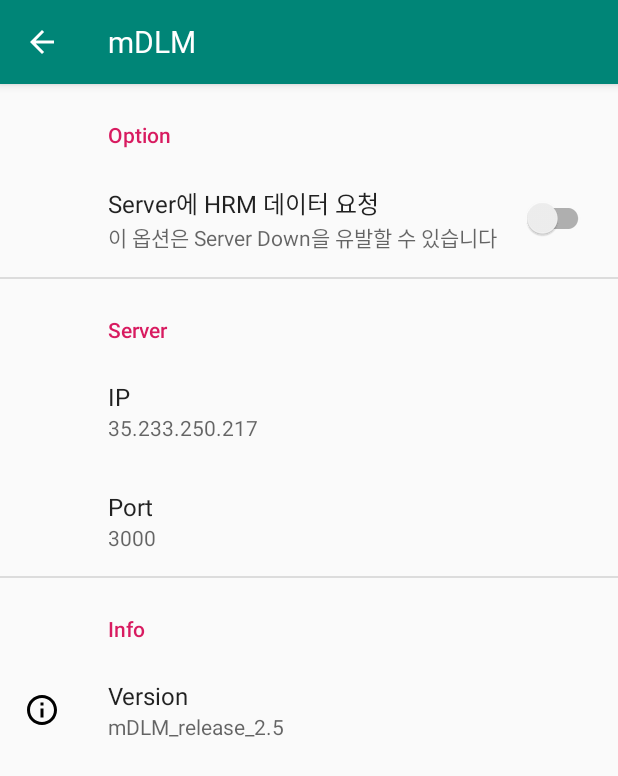
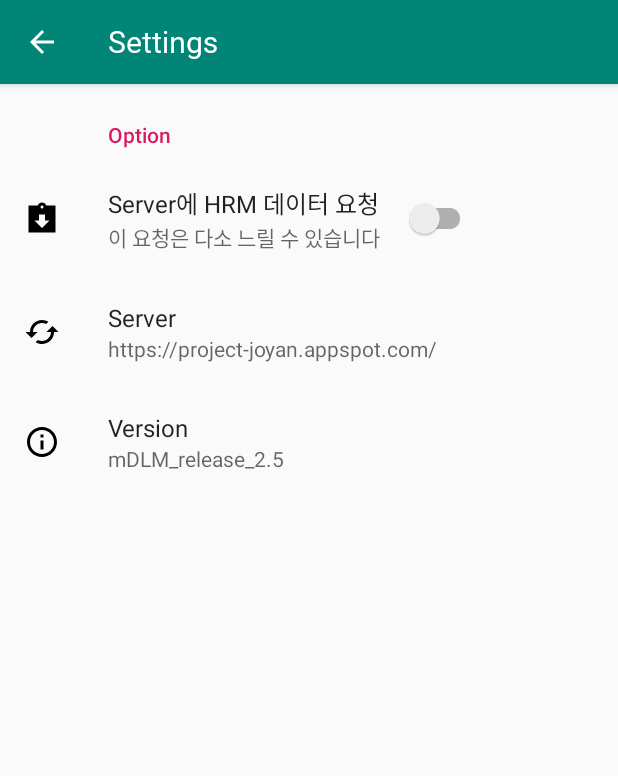
Before and after one commit to rlatmfrl24/DLM, an Android app: the screen it shows after launch (ActionActivity before the commit, SettingsActivity after it), in the options menu, after a tap on "Settings", on a phone screen of 412 x 824 dp. Shown: the top 776 px of the screen. Run offline under Robolectric (Android 15) with nearby library versions, the phone set to English and light mode, and no system bars; our stand-ins replace androidx.preference; libraries missing offline, so code that uses them is left out: com.pnikosis.materialishprogress; 2 statements that could not run were skipped.

Commit message:
1. DLM  서버 주소 변경 2. mDLM Action동작들 Fragment에서 Activity로 변경 3. sDLM puppeteer 동작을 위한 설정 변경 4. mDLM UI 일부 변경

```diff
--- a/DLM/src/main/RestClient.java
+++ b/DLM/src/main/RestClient.java
@@ -23,7 +23,8 @@ import util.hd.Gallery;
 public class RestClient {
 
 	//private static String sdlm_url = "http://localhost:3000/db/test";
-	private static String sdlm_url = "http://35.233.250.217:3000/db/";
+	//private static String sdlm_url = "http://35.233.250.217:3000/db/";
+	private static String sdlm_url = "https://project-joyan.appspot.com/db/";
 
 	public JsonObject makeSelectJSON(String tbname, String column, String where_value){
 		JsonObject json_query = new JsonObject();
--- a/mDLM/app/src/main/java/com/soulkey/mdlm/Activity/ActionActivity.java
+++ /dev/null
@@ -1,47 +0,0 @@
-package com.soulkey.mdlm.Activity;
-
-import android.content.Intent;
-import android.os.Bundle;
-import android.support.v4.app.FragmentManager;
-import android.support.v4.app.FragmentTransaction;
-import android.support.v7.app.AppCompatActivity;
-import android.view.MenuItem;
-
-import com.soulkey.mdlm.Fragment.BookmarkFragment;
-import com.soulkey.mdlm.Fragment.SettingFragment;
-import com.soulkey.mdlm.R;
-
-public class ActionActivity extends AppCompatActivity {
-
-    private Intent intent;
-
-    @Override
-    protected void onCreate(Bundle savedInstanceState) {
-        super.onCreate(savedInstanceState);
-        setContentView(R.layout.activity_action);
-
-        FragmentManager fragmentManager = getSupportFragmentManager();
-        FragmentTransaction fragmentTransaction = fragmentManager.beginTransaction();
-        intent = getIntent();
-        String action = intent.getStringExtra("action");
-        switch (action){
-            case "bookmark":
-                fragmentTransaction.replace(R.id.action_container, BookmarkFragment.newInstance());
-                break;
-            case "setting":
-                fragmentTransaction.replace(R.id.action_container, SettingFragment.newInstance());
-                break;
-        }
-        fragmentTransaction.commit();
-    }
-
-    @Override
-    public boolean onOptionsItemSelected(MenuItem item) {
-        switch (item.getItemId()){
-            case android.R.id.home:
-                onBackPressed();
-                return true;
-        }
-        return super.onOptionsItemSelected(item);
-    }
-}
--- a/mDLM/app/src/main/java/com/soulkey/mdlm/Activity/MainActivity.java
+++ b/mDLM/app/src/main/java/com/soulkey/mdlm/Activity/MainActivity.java
@@ -33,6 +33,8 @@ public class MainActivity extends AppCompatActivity {
     private Snackbar snk;
     private SharedPreferences preferences;
     private ViewPager mViewPager;
+    private TabLayout mTabLayout;
+    private Toolbar mToolbar;
     private boolean hrm_request;
 
     @Override
@@ -41,18 +43,20 @@ public class MainActivity extends AppCompatActivity {
         setContentView(R.layout.activity_main);
 
         mViewPager = (ViewPager) findViewById(R.id.container);
-        Toolbar toolbar = (Toolbar) findViewById(R.id.toolbar);
-        TabLayout tabLayout = (TabLayout) findViewById(R.id.tabs);
+        mToolbar = (Toolbar) findViewById(R.id.toolbar);
+        mTabLayout = (TabLayout) findViewById(R.id.tabs);
         fab = (FloatingActionButton) findViewById(R.id.fab);
         snk = Snackbar.make(fab, R.string.msg_loading_server, Snackbar.LENGTH_INDEFINITE);
 
-        setSupportActionBar(toolbar);
+        setSupportActionBar(mToolbar);
+        getSupportActionBar().setDisplayShowTitleEnabled(false);
         preferences = PreferenceManager.getDefaultSharedPreferences(MainActivity.this);
+
         mSectionsPagerAdapter = new SectionsPagerAdapter(getSupportFragmentManager());
         mViewPager.setAdapter(mSectionsPagerAdapter);
         mViewPager.setOffscreenPageLimit(2);
-        mViewPager.addOnPageChangeListener(new TabLayout.TabLayoutOnPageChangeListener(tabLayout));
-        tabLayout.addOnTabSelectedListener(new TabLayout.ViewPagerOnTabSelectedListener(mViewPager));
+        mViewPager.addOnPageChangeListener(new TabLayout.TabLayoutOnPageChangeListener(mTabLayout));
+        mTabLayout.addOnTabSelectedListener(new TabLayout.ViewPagerOnTabSelectedListener(mViewPager));
 
         fab.setOnClickListener(new View.OnClickListener() {
             @Override
@@ -112,16 +116,17 @@ public class MainActivity extends AppCompatActivity {
     @Override
     public boolean onOptionsItemSelected(MenuItem item) {
         int id = item.getItemId();
-        Intent intent =  new Intent(this, ActionActivity.class);
-        if (id == R.id.action_settings) {
-            intent.putExtra("action", "setting");
-            startActivity(intent);
-            return true;
-        }else if(id == R.id.action_bookmark){
-            intent.putExtra("action", "bookmark");
-            startActivity(intent);
-            return true;
+        Intent intent = new Intent();
+
+        switch (id){
+            case R.id.action_bookmark:
+                intent =  new Intent(this, BookmarkActivity.class);
+                break;
+            case R.id.action_settings:
+                intent =  new Intent(this, SettingsActivity.class);
+                break;
         }
+        startActivity(intent);
         return super.onOptionsItemSelected(item);
     }
 
--- /dev/null
+++ b/mDLM/app/src/main/java/com/soulkey/mdlm/Activity/SettingsActivity.java
@@ -0,0 +1,47 @@
+package com.soulkey.mdlm.Activity;
+
+import android.os.Bundle;
+import android.support.annotation.Nullable;
+import android.support.v7.app.AppCompatActivity;
+import android.support.v7.preference.PreferenceFragmentCompat;
+import android.support.v7.widget.Toolbar;
+import android.view.MenuItem;
+
+import com.soulkey.mdlm.R;
+
+public class SettingsActivity extends AppCompatActivity {
+
+    Toolbar mToolbar;
+
+    @Override
+    protected void onCreate(@Nullable Bundle savedInstanceState) {
+        super.onCreate(savedInstanceState);
+        setContentView(R.layout.activity_settings);
+        mToolbar = findViewById(R.id.toolbar_settings);
+        setSupportActionBar(mToolbar);
+        getSupportActionBar().setDisplayHomeAsUpEnabled(true);
+        getSupportFragmentManager().beginTransaction().replace(R.id.container_settings, SettingsFragment.newInstance()).commit();
+    }
+
+    @Override
+    public boolean onOptionsItemSelected(MenuItem item) {
+        switch (item.getItemId()){
+            case android.R.id.home:
+                onBackPressed();
+                return true;
+        }
+        return super.onOptionsItemSelected(item);
+    }
+
+    public static class SettingsFragment extends PreferenceFragmentCompat {
+
+        public static SettingsFragment newInstance(){
+            return new SettingsFragment();
+        }
+
+        @Override
+        public void onCreatePreferences(Bundle bundle, String s) {
+            setPreferencesFromResource(R.xml.preference, s);
+        }
+    }
+}
--- a/mDLM/app/src/main/java/com/soulkey/mdlm/Fragment/SettingFragment.java
+++ /dev/null
@@ -1,28 +0,0 @@
-package com.soulkey.mdlm.Fragment;
-
-import android.os.Bundle;
-import android.support.v7.preference.ListPreference;
-import android.support.v7.preference.PreferenceCategory;
-import android.support.v7.preference.PreferenceFragmentCompat;
-import android.support.v7.preference.PreferenceScreen;
-import android.view.Menu;
-import android.view.MenuInflater;
-
-import com.soulkey.mdlm.R;
-
-public class SettingFragment extends PreferenceFragmentCompat {
-
-    private ListPreference mListPreference;
-
-    public SettingFragment(){
-    }
-
-    public static SettingFragment newInstance(){
-        return new SettingFragment();
-    }
-
-    @Override
-    public void onCreatePreferences(Bundle bundle, String s) {
-        addPreferencesFromResource(R.xml.preference);
-    }
-}
--- a/mDLM/app/src/main/res/layout/activity_action.xml
+++ /dev/null
@@ -1,9 +0,0 @@
-<?xml version="1.0" encoding="utf-8"?>
-<android.support.constraint.ConstraintLayout
-    xmlns:android="http://schemas.android.com/apk/res/android"
-    android:id="@+id/action_container"
-    android:theme="@android:style/Theme.NoTitleBar"
-    android:layout_width="match_parent"
-    android:layout_height="match_parent">
-
-</android.support.constraint.ConstraintLayout>
--- /dev/null
+++ b/mDLM/app/src/main/res/layout/activity_settings.xml
@@ -0,0 +1,32 @@
+<?xml version="1.0" encoding="utf-8"?>
+
+<android.support.design.widget.CoordinatorLayout
+    xmlns:android="http://schemas.android.com/apk/res/android"
+    xmlns:app="http://schemas.android.com/apk/res-auto"
+    android:layout_width="match_parent"
+    android:layout_height="match_parent"
+    android:fitsSystemWindows="true">
+
+    <android.support.design.widget.AppBarLayout
+        android:id="@+id/appbar_settings"
+        android:layout_width="match_parent"
+        android:layout_height="wrap_content"
+        android:theme="@style/AppTheme.AppBarOverlay">
+
+        <android.support.v7.widget.Toolbar
+            android:id="@+id/toolbar_settings"
+            android:layout_width="match_parent"
+            android:layout_height="?attr/actionBarSize"
+            android:layout_weight="1"
+            android:background="?attr/colorPrimary"
+            app:popupTheme="@style/AppTheme.PopupOverlay"
+            app:title="@string/action_settings"/>
+    </android.support.design.widget.AppBarLayout>
+
+    <android.support.constraint.ConstraintLayout
+        android:id="@+id/container_settings"
+        android:layout_width="match_parent"
+        android:layout_height="match_parent"
+        app:layout_behavior="@string/appbar_scrolling_view_behavior"/>
+
+</android.support.design.widget.CoordinatorLayout>
--- a/mDLM/app/src/main/res/values/dimens.xml
+++ b/mDLM/app/src/main/res/values/dimens.xml
@@ -4,4 +4,5 @@
     <dimen name="activity_vertical_margin">16dp</dimen>
     <dimen name="fab_margin">16dp</dimen>
     <dimen name="appbar_padding_top">8dp</dimen>
+    <dimen name="appbar_text_size">20dp</dimen>
 </resources>
--- a/mDLM/app/src/main/res/values/strings.xml
+++ b/mDLM/app/src/main/res/values/strings.xml
@@ -8,10 +8,9 @@
     <string name="action_bookmark">Bookmark</string>
     <string name="pref_option_title">Option</string>
     <string name="pref_hrm_option_title">Server에 HRM 데이터 요청</string>
-    <string name="pref_hrm_option_desp">이 옵션은 Server Down을 유발할 수 있습니다</string>
+    <string name="pref_hrm_option_desp">이 요청은 다소 느릴 수 있습니다</string>
     <string name="pref_server_title">Server</string>
-    <string name="pref_server_ip_title">IP</string>
-    <string name="pref_server_port_title">Port</string>
+    <string name="pref_server_address">https://project-joyan.appspot.com/</string>
     <string name="pref_info_title">Info</string>
     <string name="pref_version_title">Version</string>
     <string name="pref_version_desp">mDLM_release_2.5</string>
--- a/mDLM/app/src/main/res/values/styles.xml
+++ b/mDLM/app/src/main/res/values/styles.xml
@@ -14,12 +14,18 @@
         <item name="windowNoTitle">true</item>
     </style>
 
+    <style name="AppTheme.ExtraBoldFont">
+        <item name="android:fontFamily">@font/nanumgothicextrabold</item>
+    </style>
+
     <style name="AppTheme.AppBarOverlay" parent="ThemeOverlay.AppCompat.Dark.ActionBar">
         <item name="android:fontFamily">@font/nanumgothicextrabold</item>
     </style>
+
     <style name="AppTheme.PopupOverlay" parent="ThemeOverlay.AppCompat.Light">
-        <item name="android:fontFamily">@font/nanumgothicextrabold</item>
+        <item name="android:fontFamily">@font/nanumgothicbold</item>
     </style>
+
     <style name="menu_labels_style">
         <item name="android:background">@drawable/fab_label_background</item>
         <item name="android:textColor">@color/white</item>
--- a/mDLM/app/src/main/res/xml/preference.xml
+++ b/mDLM/app/src/main/res/xml/preference.xml
@@ -2,31 +2,20 @@
 <android.support.v7.preference.PreferenceScreen
     xmlns:android="http://schemas.android.com/apk/res/android">
     <PreferenceCategory
-        android:key="pf_option"
         android:title="@string/pref_option_title">
         <SwitchPreferenceCompat
             android:key="pf_hrm_option"
+            android:icon="@drawable/ic_sharp_assignment_returned_24px"
             android:title="@string/pref_hrm_option_title"
             android:summary="@string/pref_hrm_option_desp"
             android:defaultValue="false"/>
-    </PreferenceCategory>
-    <PreferenceCategory
-        android:title="@string/pref_server_title">
         <android.support.v7.preference.Preference
-            android:title="@string/pref_server_ip_title"
-            android:summary="35.233.250.217">
-        </android.support.v7.preference.Preference>
-        <android.support.v7.preference.Preference
-            android:title="@string/pref_server_port_title"
-            android:summary="3000">
-        </android.support.v7.preference.Preference>
-    </PreferenceCategory>
-    <PreferenceCategory
-        android:title="@string/pref_info_title">
+            android:icon="@drawable/ic_sharp_cached_24px"
+            android:title="@string/pref_server_title"
+            android:summary="@string/pref_server_address"/>
         <android.support.v7.preference.Preference
             android:icon="@drawable/ic_outline_info_24px"
             android:title="@string/pref_version_title"
-            android:summary="@string/pref_version_desp">
-        </android.support.v7.preference.Preference>
+            android:summary="@string/pref_version_desp"/>
     </PreferenceCategory>
 </android.support.v7.preference.PreferenceScreen>
```
Also changed, not shown: mDLM/app/src/main/AndroidManifest.xml (+10 -2 lines), mDLM/app/src/main/java/com/soulkey/mdlm/Activity/BookmarkActivity.java (renamed from mDLM/app/src/main/java/com/soulkey/mdlm/Fragment/BookmarkFragment.java, +23 -40 lines), mDLM/app/src/main/res/layout/activity_bookmark.xml (renamed from mDLM/app/src/main/res/layout/fragment_bookmark.xml, +17 -2 lines), mDLM/app/src/main/res/layout/activity_main.xml (+12 -2 lines), mDLM/app/src/main/res/layout/item_link.xml (+2 -6 lines), 3 other files.
